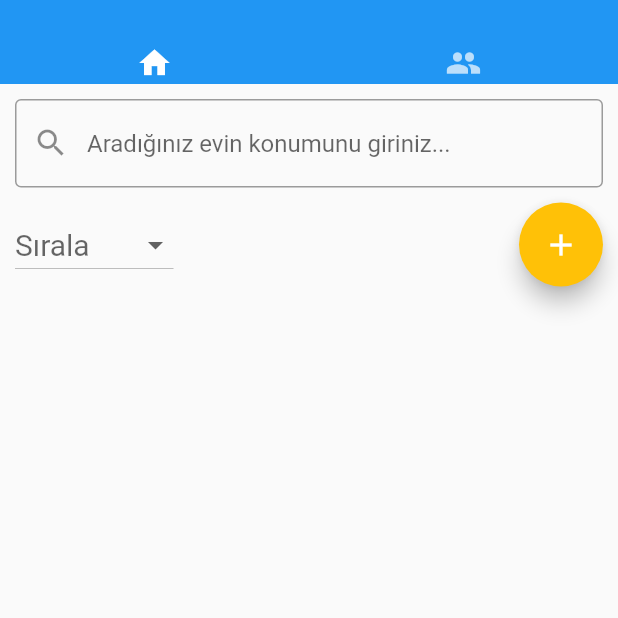
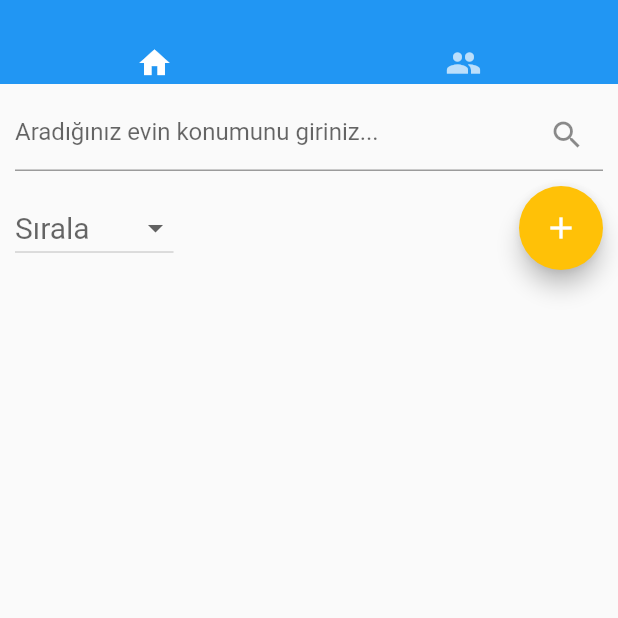
Before and after one commit to ricirt/findhomemate, a Flutter app: the Anasayfa screen opened by its route, on a phone screen of 412 x 824 dp, the top half of it. Run offline on Flutter 3.47's test engine with Material 2 defaults, Android fonts, the phone set to English and light mode, and no system bars; our stand-ins replace cloud_firestore, firebase_auth, firebase_messaging, firebase_storage, flutter_local_notifications, flutter_spinkit and 4 more; missing offline and left inert: flutter_auth_buttons; accounts and stored records are empty.

Commit message:
search completed

```diff
--- a/Mobil/lib/ui/anasayfa.dart
+++ b/Mobil/lib/ui/anasayfa.dart
@@ -21,6 +21,8 @@ class Anasayfa extends StatefulWidget {
   }
 }
 
+String ara;
+
 List<Kisi> kisiList;
 
 class AnasayfaState extends State<Anasayfa>
@@ -33,6 +35,8 @@ class AnasayfaState extends State<Anasayfa>
   String ilanSahibiID;
   String mesaj = "";
   int filter;
+  int sira;
+  int depo;
   TabController tabController;
   final _searchController = TextEditingController();
 
@@ -42,7 +46,24 @@ class AnasayfaState extends State<Anasayfa>
     debugPrint("başlıyorr");
     NotificationHandler().initializeFCMNotification(context);
     _getID();
+    filter = 2;
   }
+
+  changeFilter(value) {
+    setState(() {
+      filter = value;
+      print("filter fonk :" + filter.toString());
+    });
+  }
+
+  changeSira(value) {
+    setState(() {
+      sira = value;
+      print("sira :" + sira.toString());
+    });
+  }
+
+
 
   @override
   Widget build(BuildContext context) {
@@ -90,8 +111,23 @@ class AnasayfaState extends State<Anasayfa>
                   child: Center(
                     child: Column(
                       children: <Widget>[
-                        _searchBar(),
-                         SizedBox(height: 10,),
+                        TextField(
+                          controller: _searchController,
+                          decoration: InputDecoration(
+                            suffixIcon: IconButton(
+                              icon: Icon(Icons.search),
+                              onPressed: () {
+                                depo = 3;
+                                changeFilter(3);
+                                changeSira(2);
+                              },
+                            ),
+                            hintText: "Aradığınız evin konumunu giriniz...",
+                          ),
+                        ),
+                        SizedBox(
+                          height: 10,
+                        ),
                         Row(
                           mainAxisAlignment: MainAxisAlignment.spaceBetween,
                           children: <Widget>[
@@ -103,9 +139,12 @@ class AnasayfaState extends State<Anasayfa>
                                     style: TextStyle(fontSize: 20),
                                   ),
                                   onChanged: (value) {
-                                    setState(() {
-                                      filter = value;
-                                    });
+                                    print("depo :" + depo.toString());
+                                    if (depo == 3) {
+                                      changeSira(value);
+                                    } else {
+                                      changeFilter(value);
+                                    }
                                   }),
                             ),
                             Visibility(
@@ -124,8 +163,6 @@ class AnasayfaState extends State<Anasayfa>
                             ),
                           ],
                         ),
-
-
                       ],
                     ),
                   ),
@@ -143,10 +180,27 @@ class AnasayfaState extends State<Anasayfa>
                                 .collection('ev')
                                 .orderBy('fiyat')
                                 .snapshots()
-                            : Firestore.instance
-                                .collection('ev')
-                                .orderBy('tarih', descending: true)
-                                .snapshots(),
+                            : filter == 2
+                                ? Firestore.instance
+                                    .collection('ev')
+                                    .orderBy('tarih', descending: true)
+                                    .snapshots()
+                                : filter == 3 && _searchController.text != "" && sira == 1
+                                    ? Firestore.instance
+                                        .collection('ev')
+                                        .where('konum', isEqualTo: _searchController.text)
+                                        .orderBy('fiyat')
+                                        .snapshots()
+                                    : filter == 3 && _searchController.text != "" && sira == 2
+                                        ? Firestore.instance
+                                            .collection('ev')
+                                            .where('konum', isEqualTo: _searchController.text)
+                                            .orderBy('tarih', descending: true)
+                                            .snapshots()
+                                        : Firestore.instance
+                                            .collection('ev')
+                                            .orderBy('tarih', descending: true)
+                                            .snapshots(),
                         builder: (BuildContext context,
                             AsyncSnapshot<QuerySnapshot> snapshot) {
                           if (snapshot.hasError ||
@@ -473,21 +527,4 @@ class AnasayfaState extends State<Anasayfa>
       value: 2,
     ));
   }
-
-  Widget _searchBar() {
-    return TextFormField(
-      /* onSaved: (deger) {
-                               = deger;
-                            },*/
-
-
-      controller: _searchController,
-      decoration: InputDecoration(
-        prefixIcon: Icon(Icons.search),
-        hintText: "Aradığınız evin konumunu giriniz...",
-        focusColor: Colors.black,
-        border: OutlineInputBorder(borderSide:BorderSide(color: Colors.orange))
-      ),
-    );
-  }
 }
--- a/Mobil/lib/ui/sorularOncesi.dart
+++ b/Mobil/lib/ui/sorularOncesi.dart
@@ -119,12 +119,12 @@ class _SorularOncesiState extends State<SorularOncesi> {
   void _yonlendir() async {
     final FirebaseUser user = await _auth.currentUser();
     final String uid = user.uid;
-    if (selectedRadio == 1) {
+    if (selectedRadio == 2) {
       Navigator.of(context)
           .push(MaterialPageRoute(builder: (BuildContext context) {
         return SorularEvSahibi();
       }));
-    } else if (selectedRadio == 2) {
+    } else if (selectedRadio == 1) {
       _firestore
           .collection("kullanicilar")
           .document("$uid")
```
Also changed, not shown: 1 other file.
